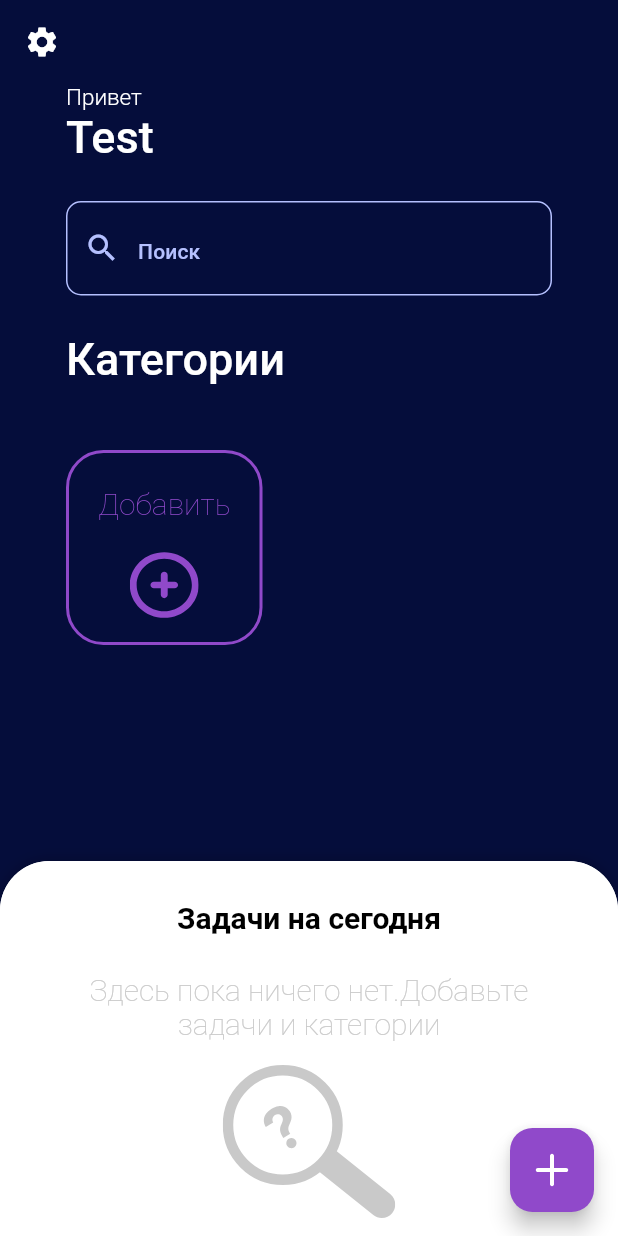
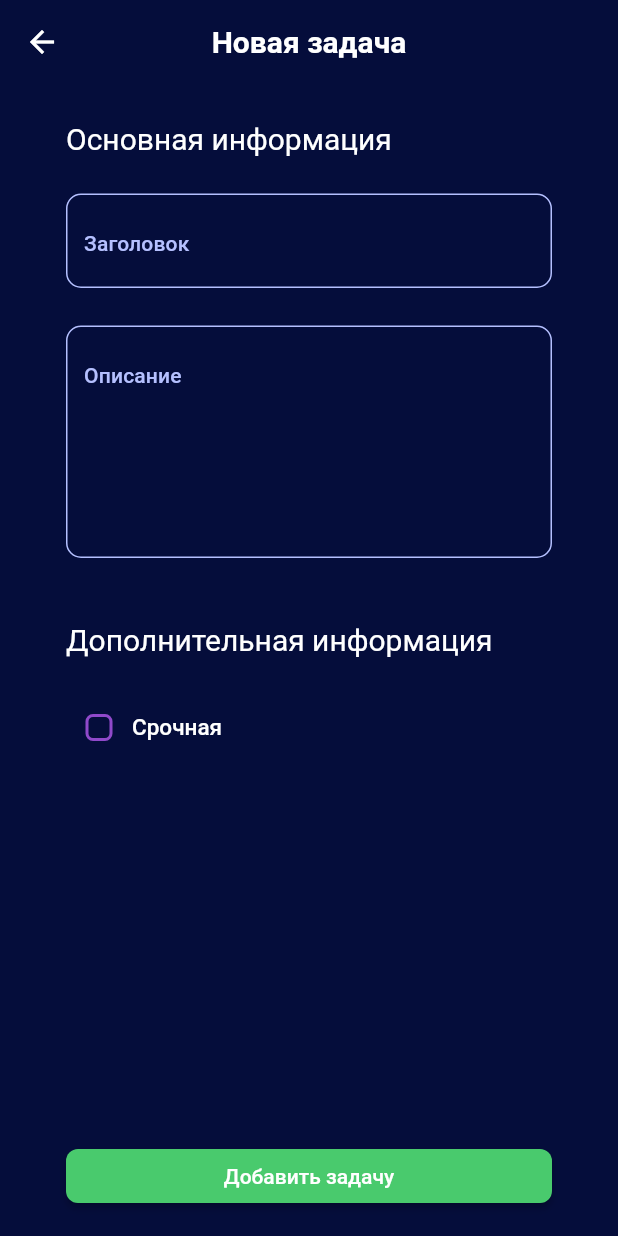
Before and after one commit to JesterVZ/todo_list, a Flutter app: the screen it shows after launch, after a tap on an icon or button, on a phone screen of 412 x 824 dp. Run offline on Flutter 3.47's test engine with Material 2 defaults, Android fonts, the phone set to English and light mode, and no system bars; drawn by our look-alikes of sliding_up_panel; our stand-ins replace dartz, flutter_animate, flutter_colorpicker, flutter_riverpod, flutter_svg, freezed_annotation and 1 more; accounts and stored records are empty.

```diff
--- a/lib/core/presentation/app_colors.dart
+++ b/lib/core/presentation/app_colors.dart
@@ -35,7 +35,7 @@ class AppColors {
 
   static const redColor = Color(0xFFFF0000);
 
-  static const greenColor = Color(0xFF00FF38);
+  static const greenColor = Color(0xFF49CA6D);
 
   static const blueColor = Color(0xFF0085FF);
 }
--- a/lib/core/presentation/app_ui.dart
+++ b/lib/core/presentation/app_ui.dart
@@ -13,6 +13,19 @@ class AppUI {
         actions: actions,
         leading: leading,
       );
+  static const _paddingZero = 0.0;
+  static const _paddingXS = 8.0;
+  static const _padding = 16.0;
+
+  static const radiusBottomSheet = 16.0;
+
+  static const bottomSheetPadding = EdgeInsets.only(
+    left: _paddingXS,
+    right: _padding,
+    top: _paddingXS,
+    bottom: _paddingXS,
+  );
+
   static const contentPading = EdgeInsets.symmetric(horizontal: 44);
   static const categoryPadding = EdgeInsets.all(18);
   static const addCategoryPadding =
@@ -30,6 +43,13 @@ class AppUI {
   static const colorIndicatorSpacing = SizedBox(width: 12);
 
   static double taskItemBorderRadius = 13;
+  static const bottomSheetRadius = Radius.circular(radiusBottomSheet);
+
+  static const bottomSheetTitleDivider = Divider(
+    height: _paddingZero,
+    thickness: 1.0,
+  );
+
 
   static categoryCardBoxDecoration(Color color) => BoxDecoration(
       borderRadius: const BorderRadius.all(Radius.circular(25)), color: color);
--- a/lib/features/main/presentation/pages/main_page.dart
+++ b/lib/features/main/presentation/pages/main_page.dart
@@ -12,6 +12,7 @@ import 'package:todo_list/features/main/presentation/ui/widgets/common/add_categ
 import 'package:todo_list/core/presentation/app_scaffold.dart';
 import 'package:todo_list/features/main/presentation/ui/widgets/common/category_card.dart';
 import 'package:todo_list/features/main/presentation/viewmodel/categories_page_viewmodel.dart';
+import 'package:todo_list/features/new_task/presentation/pages/add_task_page.dart';
 
 class MainPage extends AppPageView {
   const MainPage({super.key});
@@ -69,7 +70,9 @@ class _MainPageState extends ConsumerState<MainPage> {
   }
 
   _buildAddTaskBtn() => FloatingActionButton(
-        onPressed: () {},
+        onPressed: () {
+          Navigator.push(context, BottomToTopPageRoute(page: const AddTaskPage()));
+        },
         shape: const RoundedRectangleBorder(
             borderRadius: BorderRadius.all(Radius.circular(15.0))),
         child: SizedBox(
--- /dev/null
+++ b/lib/features/new_task/presentation/pages/add_task_page.dart
@@ -0,0 +1,139 @@
+import 'package:flutter/material.dart';
+import 'package:flutter_riverpod/flutter_riverpod.dart';
+import 'package:todo_list/core/presentation/app_colors.dart';
+import 'package:todo_list/core/presentation/app_scaffold.dart';
+import 'package:todo_list/core/presentation/app_ui.dart';
+import 'package:todo_list/features/new_task/presentation/viewmodel/add_task_page_viewmodel.dart';
+
+class AddTaskPage extends ConsumerStatefulWidget {
+  const AddTaskPage({super.key});
+
+  @override
+  ConsumerState<ConsumerStatefulWidget> createState() => AddTaskPageState();
+}
+
+class AddTaskPageState extends ConsumerState<AddTaskPage> {
+  final taskNameTextEditingController = TextEditingController();
+  final taskDescriptionTextEditingController = TextEditingController();
+  late final AddTaskViewModel _viewModel;
+  final formKey = GlobalKey<FormState>();
+
+  bool _isQuickly = false;
+
+  @override
+  void initState() {
+    super.initState();
+    _viewModel = ref.read(addTaskPageViewModelStateNotifierProvider);
+  }
+
+  @override
+  Widget build(BuildContext context) {
+    return GestureDetector(
+        onTap: () {
+          FocusScope.of(context).requestFocus(FocusNode());
+        },
+        child: AppScaffold(
+          appBar: AppUI.appBar(
+              centerTitle: true,
+              context: context,
+              title: Text(
+                _viewModel.appBarTitle(),
+                style: Theme.of(context)
+                    .textTheme
+                    .titleMedium!
+                    .copyWith(fontWeight: FontWeight.bold),
+              )),
+          body: _buildBody(),
+          floatingActionButton: _buildActionButton(),
+          floatingActionButtonLocation:
+              FloatingActionButtonLocation.centerFloat,
+        ));
+  }
+
+  _buildBody() => Form(
+        key: formKey,
+        child: Column(
+          children: [
+            Expanded(
+                child: Scrollbar(
+              child: SingleChildScrollView(
+                  child: Padding(
+                padding: AppUI.contentPading,
+                child: Column(
+                    crossAxisAlignment: CrossAxisAlignment.start,
+                    children: [
+                      AppUI.contentVerticalSpacingMedium,
+                      _buildTitle("Основная информация"),
+                      AppUI.contentVerticalSpacingMedium,
+                      _buildtitleTextField(),
+                      AppUI.contentVerticalSpacingMedium,
+                      _buildDescriptionTextField(),
+                      AppUI.contentVerticalSpacingLarge,
+                      _buildTitle("Дополнительная информация"),
+                      AppUI.contentVerticalSpacingMedium,
+                      _buildCheckBox()
+                    ]),
+              )),
+            ))
+          ],
+        ),
+      );
+  _buildTitle(String title) => Text(
+        title,
+        style: Theme.of(context)
+            .textTheme
+            .titleMedium
+            ?.copyWith(color: Colors.white, fontWeight: FontWeight.w400),
+      );
+  _buildtitleTextField() => TextFormField(
+        controller: taskNameTextEditingController,
+        onChanged: (value) => _viewModel.setTitle = value,
+        validator: (_) => _viewModel.taskTitleValudate(),
+        decoration: const InputDecoration(
+          hintText: 'Заголовок',
+        ),
+      );
+  _buildDescriptionTextField() => TextFormField(
+        controller: taskDescriptionTextEditingController,
+        onChanged: (value) => _viewModel.setDescription = value,
+        minLines: 5,
+        maxLines: 10,
+        validator: (_) => _viewModel.taskDescriptionValudate(),
+        decoration: const InputDecoration(
+          hintText: 'Описание',
+        ),
+      );
+
+  _buildCheckBox() => Row(
+        children: [
+          Checkbox(
+            value: _isQuickly,
+            visualDensity: VisualDensity.comfortable,
+
+            side: const BorderSide(
+                        color: AppColors.appcolor, width: 2),
+            onChanged: (value) {
+              setState(() {
+                _isQuickly = value ?? false;
+              });
+            },
+          ),
+          Text('Срочная', style: Theme.of(context).textTheme.titleSmall,)
+        ],
+      );
+
+  _buildActionButton() => Padding(
+        padding: AppUI.contentPading,
+        child: Row(
+          children: [
+            Expanded(
+                child: ElevatedButton(
+              style: ElevatedButton.styleFrom(
+                  backgroundColor: AppColors.greenColor),
+              onPressed: () {},
+              child: const Text("Добавить задачу"),
+            ))
+          ],
+        ),
+      );
+}
--- /dev/null
+++ b/lib/features/new_task/presentation/viewmodel/add_task_page_viewmodel.dart
@@ -0,0 +1,34 @@
+import 'package:flutter_riverpod/flutter_riverpod.dart';
+import 'package:todo_list/core/presentation/state/state.dart';
+
+final addTaskPageViewModelStateNotifierProvider =
+    Provider.autoDispose<AddTaskViewModel>((ref) => AddTaskViewModel());
+
+class AddTaskViewModel extends StateNotifier<State> {
+  AddTaskViewModel() : super(const State.init());
+  String _title = '';
+  String _description = '';
+  DateTime? _endDate;
+
+
+  String appBarTitle() => 'Новая задача';
+
+  set setTitle(String val) => _title = val;
+
+  set setDescription(String val) => _description = val;
+
+  set setEndDate(DateTime val) => _endDate = val;
+
+  String? taskTitleValudate() {
+    if (_title.isEmpty) {
+      return 'Введите название';
+    }
+    return null;
+  }
+  String? taskDescriptionValudate() {
+    if (_description.isEmpty) {
+      return 'Введите описание';
+    }
+    return null;
+  }
+}
--- a/lib/main.dart
+++ b/lib/main.dart
@@ -36,6 +36,10 @@ class MyApp extends StatelessWidget {
                     statusBarIconBrightness: Brightness.dark,
                   ),
                 ),
+            elevatedButtonTheme: ElevatedButtonThemeData(
+                style: ElevatedButton.styleFrom(
+                    shape: RoundedRectangleBorder(
+                        borderRadius: BorderRadius.circular(8)))),
             inputDecorationTheme: InputDecorationTheme(
                 hintStyle: Theme.of(context)
                     .textTheme
@@ -86,7 +90,11 @@ class MyApp extends StatelessWidget {
                       .titleLarge
                       ?.copyWith(fontSize: 12, fontWeight: FontWeight.w400),
                 ),
-        ),
+            checkboxTheme: Theme.of(context).checkboxTheme.copyWith(
+                shape: RoundedRectangleBorder(
+                    borderRadius: BorderRadius.circular(5),
+                    side: const BorderSide(
+                        color: AppColors.appcolor, width: 2)))),
         home: const MainPage());
   }
 }
```
Also changed, not shown: lib/core/presentation/dialogs/app_bottom_sheet.dart (added, +58 -0 lines). Lines whose indentation alone changed are shown as unchanged.
